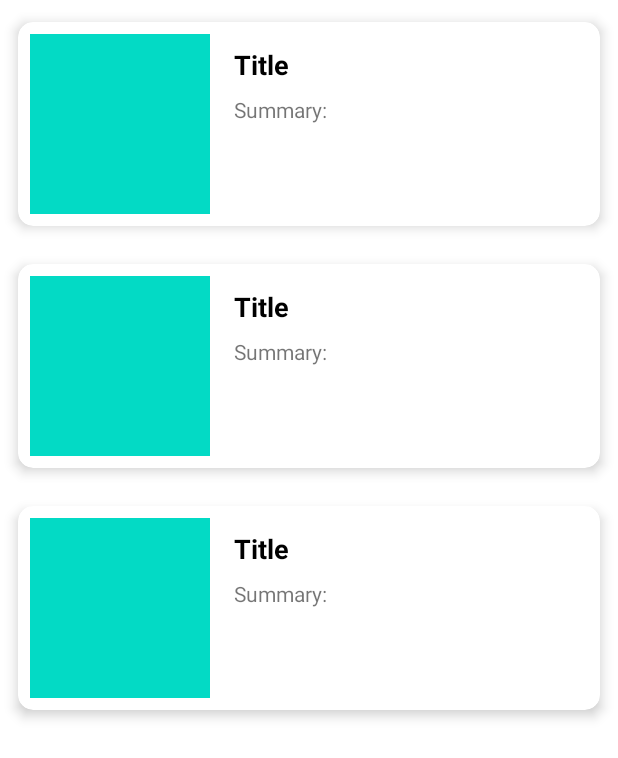
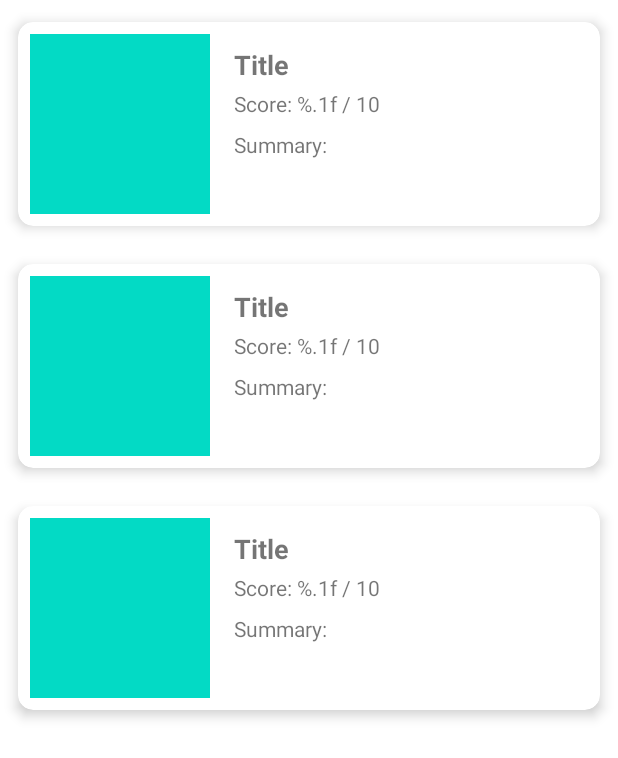
Before and after one commit to alfianAH/movie-application, an Android app: the layout fragment_home.xml on its own in the app's theme, with its tools: preview values and no code run, on a phone screen of 412 x 824 dp. Shown: the top 758 px of the screen. Run offline under Robolectric (Android 15) with nearby library versions, the phone set to English and light mode, and no system bars.

Commit message:
Add score in list item

```diff
--- a/app/src/main/java/com/dicoding/picodiploma/movieapplication/ui/home/HomeFragment.kt
+++ b/app/src/main/java/com/dicoding/picodiploma/movieapplication/ui/home/HomeFragment.kt
@@ -117,5 +117,10 @@ class HomeFragment : Fragment() {
                 }
             })
         })
+
+        // Observe is loading
+        viewModel.isLoading.observe(this, {
+            fragmentHomeBinding.progressBar.visibility = if(it) View.VISIBLE else View.GONE
+        })
     }
 }
--- a/app/src/main/java/com/dicoding/picodiploma/movieapplication/ui/movie/MovieAdapter.kt
+++ b/app/src/main/java/com/dicoding/picodiploma/movieapplication/ui/movie/MovieAdapter.kt
@@ -33,7 +33,7 @@ class MovieAdapter: RecyclerView.Adapter<MovieAdapter.MovieViewHolder>() {
         fun bind(movie: MovieResultsItem){
             with(binding){
                 textItemTitle.text = movie.title
-//                textItemGenre.text = movie.genre
+                textScore.text = itemView.context.getString(R.string.score, movie.voteAverage)
                 textSummary.text = movie.overview
 
                 itemView.setOnClickListener { onItemClickCallback?.onItemClicked(movie) }
--- a/app/src/main/java/com/dicoding/picodiploma/movieapplication/ui/tvseries/TVSeriesAdapter.kt
+++ b/app/src/main/java/com/dicoding/picodiploma/movieapplication/ui/tvseries/TVSeriesAdapter.kt
@@ -34,6 +34,7 @@ class TVSeriesAdapter: RecyclerView.Adapter<TVSeriesAdapter.TVSeriesViewHolder>(
         fun bind(tvSeries: TVSeriesResultsItem){
             with(binding){
                 textItemTitle.text = tvSeries.name
+                textScore.text = itemView.context.getString(R.string.score, tvSeries.voteAverage)
                 textSummary.text = tvSeries.overview
 
                 itemView.setOnClickListener { onItemClickCallback?.onItemClicked(tvSeries) }
--- a/app/src/main/res/layout/items_movie.xml
+++ b/app/src/main/res/layout/items_movie.xml
@@ -19,7 +19,10 @@
         android:id="@+id/item_container"
         android:layout_width="match_parent"
         android:layout_height="match_parent"
-        android:padding="8dp">
+        android:paddingStart="8dp"
+        android:paddingTop="8dp"
+        android:paddingBottom="8dp"
+        android:paddingEnd="16dp">
 
         <ImageView
             android:id="@+id/img_poster"
@@ -28,6 +31,7 @@
             android:layout_alignParentStart="true"
             android:layout_alignParentTop="true"
             android:src="@color/teal_200"
+            app:layout_constraintBottom_toBottomOf="parent"
             app:layout_constraintStart_toStartOf="parent"
             app:layout_constraintTop_toTopOf="parent"
             tools:ignore="ContentDescription" />
@@ -43,11 +47,23 @@
             android:maxLines="1"
             android:textSize="18sp"
             android:textStyle="bold"
-            android:textColor="@android:color/black"
             app:layout_constraintEnd_toEndOf="parent"
             app:layout_constraintStart_toEndOf="@+id/img_poster"
             app:layout_constraintTop_toTopOf="parent"
             tools:text="@string/title" />
+
+        <TextView
+            android:id="@+id/text_score"
+            android:layout_width="0dp"
+            android:layout_height="wrap_content"
+            android:layout_marginStart="16dp"
+            android:layout_marginTop="4dp"
+            android:gravity="start"
+            android:textSize="14sp"
+            app:layout_constraintEnd_toEndOf="parent"
+            app:layout_constraintStart_toEndOf="@+id/img_poster"
+            app:layout_constraintTop_toBottomOf="@+id/text_item_title"
+            tools:text="@string/score" />
 
         <TextView
             android:id="@+id/text_summary"
@@ -57,12 +73,13 @@
             android:layout_marginTop="8dp"
             android:layout_marginBottom="8dp"
             android:gravity="start"
-            android:maxLines="3"
+            android:maxLines="2"
             android:textSize="14sp"
+            android:ellipsize="end"
             app:layout_constraintBottom_toBottomOf="parent"
             app:layout_constraintEnd_toEndOf="parent"
             app:layout_constraintStart_toEndOf="@+id/img_poster"
-            app:layout_constraintTop_toBottomOf="@+id/text_item_title"
+            app:layout_constraintTop_toBottomOf="@+id/text_score"
             tools:text="@string/summary" />
 
     </androidx.constraintlayout.widget.ConstraintLayout>
--- a/app/src/main/res/values/strings.xml
+++ b/app/src/main/res/values/strings.xml
@@ -5,6 +5,7 @@
     <string name="title">Title</string>
     <string name="release_year">Release Year</string>
     <string name="genre">Genre: </string>
+    <string name="score">Score: %.1f / 10</string>
     <string name="directors">Director(s): </string>
     <string name="summary">Summary: </string>
     <string name="example">Example</string>
```
